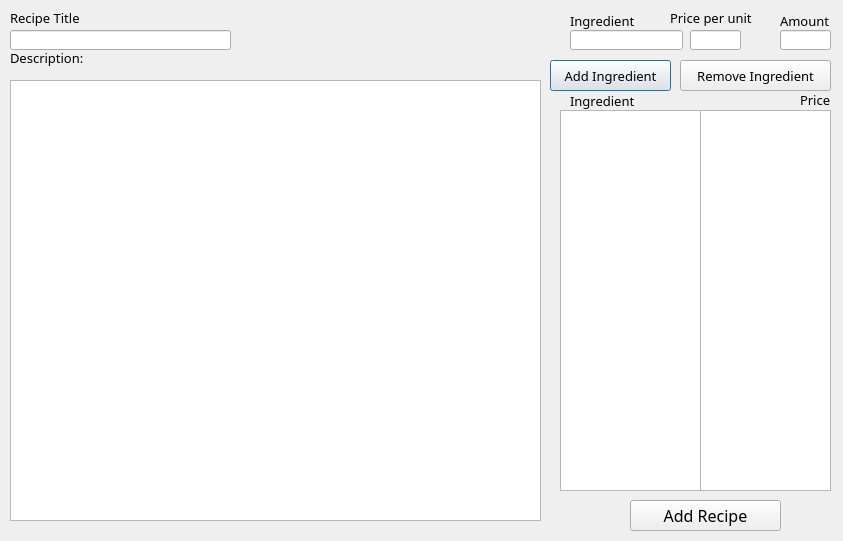
This is AddRecipe.ui in NickFurlo/Restaurant-Management-Database as Qt 5 draws it before an edit. The edited form follows.
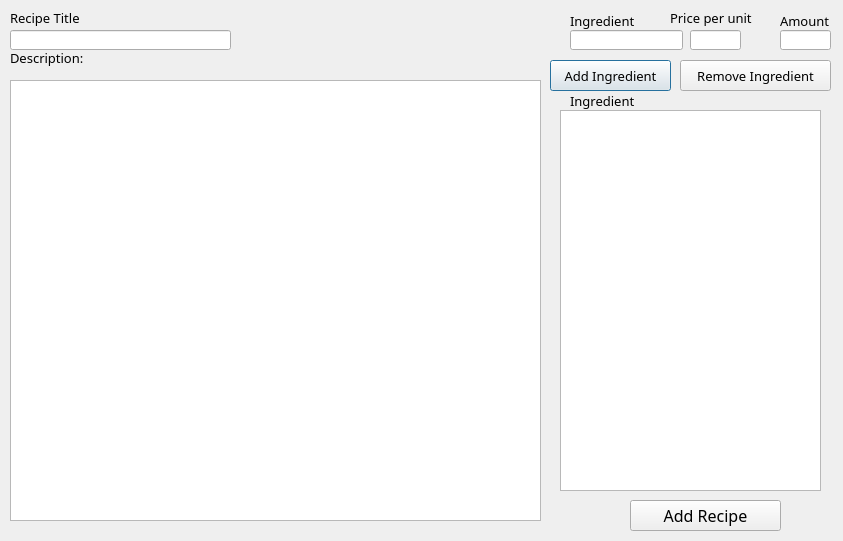
This is the edited form.

What changed in the file:
```diff
--- a/AddRecipe.ui
+++ b/AddRecipe.ui
@@ -173,25 +173,6 @@
     <string>Ingredient</string>
    </property>
   </widget>
-  <widget class="QLabel" name="label_6">
-   <property name="geometry">
-    <rect>
-     <x>800</x>
-     <y>90</y>
-     <width>41</width>
-     <height>20</height>
-    </rect>
-   </property>
-   <property name="font">
-    <font>
-     <family>Book Antiqua</family>
-     <pointsize>10</pointsize>
-    </font>
-   </property>
-   <property name="text">
-    <string>Price</string>
-   </property>
-  </widget>
   <widget class="QPushButton" name="pushButton_2">
    <property name="geometry">
     <rect>
@@ -264,17 +245,7 @@
     <rect>
      <x>560</x>
      <y>110</y>
-     <width>141</width>
-     <height>381</height>
-    </rect>
-   </property>
-  </widget>
-  <widget class="QListWidget" name="listWidget_2">
-   <property name="geometry">
-    <rect>
-     <x>700</x>
-     <y>110</y>
-     <width>131</width>
+     <width>261</width>
      <height>381</height>
     </rect>
    </property>
```
